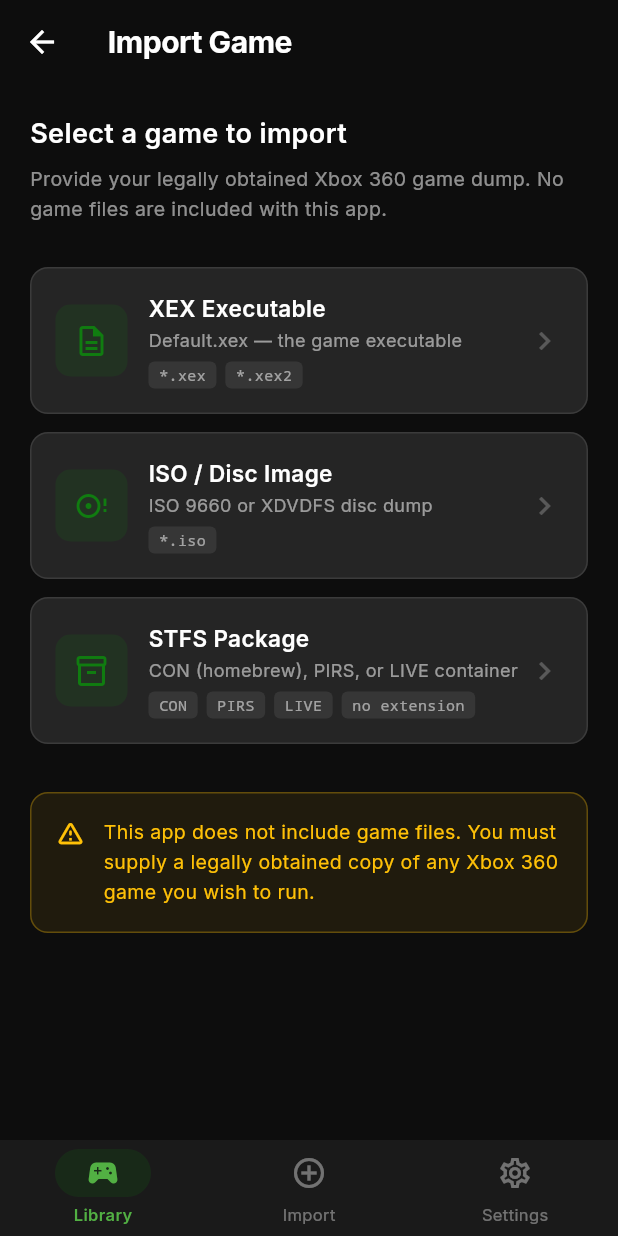
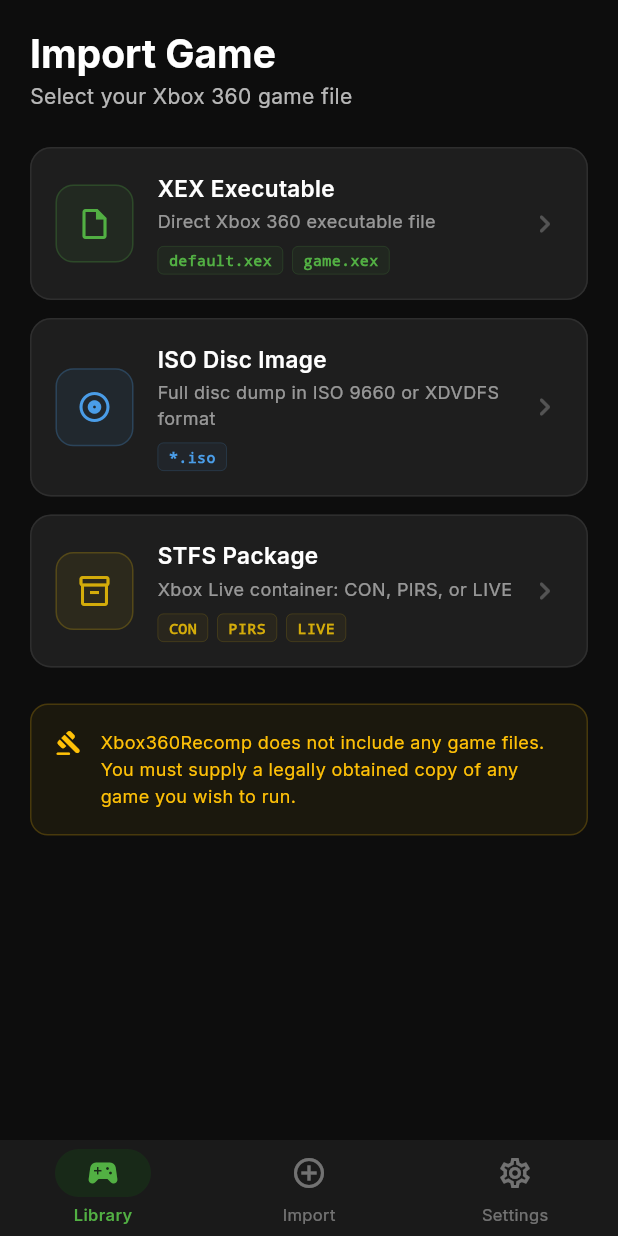
Before and after one commit to ViaXTrace/Xbox360RecompAndroid, a Flutter app: the ImportScreen screen opened by its route, after a tap on "XEX Executable", on a phone screen of 412 x 824 dp. Run offline on Flutter 3.47's test engine with Material 3 defaults, Android fonts, the light colour scheme and no system bars; our stand-ins replace device_info_plus, file_picker, flutter_riverpod, freezed_annotation, go_router, google_fonts and 3 more; missing offline and left inert: dart:ffi; accounts and stored records are empty; generated files the repository leaves out were written again.

Commit message:
redesign: import_screen - complete UI/UX overhaul

```diff
--- a/lib/features/import/screens/import_screen.dart
+++ b/lib/features/import/screens/import_screen.dart
@@ -1,10 +1,10 @@
-import 'dart:io';
 import 'package:flutter/material.dart';
 import 'package:flutter_riverpod/flutter_riverpod.dart';
 import 'package:file_picker/file_picker.dart';
 import 'package:go_router/go_router.dart';
 
 import '../../../core/models/game_entry.dart';
+import '../../../core/theme/app_theme.dart';
 import '../../library/providers/library_provider.dart';
 import '../providers/import_provider.dart';
 
@@ -16,114 +16,160 @@
 }
 
 class _ImportScreenState extends ConsumerState<ImportScreen> {
+  bool _importing = false;
+
   @override
   Widget build(BuildContext context) {
     final importState = ref.watch(importProvider);
 
     return Scaffold(
-      appBar: AppBar(
-        title: const Text('Import Game'),
-        leading: IconButton(
-          icon: const Icon(Icons.arrow_back),
-          onPressed: () => context.pop(),
+      backgroundColor: AppTheme.bgBase,
+      body: SafeArea(
+        child: CustomScrollView(
+          slivers: [
+            SliverToBoxAdapter(
+              child: Padding(
+                padding: const EdgeInsets.fromLTRB(20, 20, 20, 0),
+                child: Column(
+                  crossAxisAlignment: CrossAxisAlignment.start,
+                  children: [
+                    Text('Import Game', style: Theme.of(context).textTheme.displayMedium),
+                    const SizedBox(height: 4),
+                    Text(
+                      'Select your Xbox 360 game file',
+                      style: Theme.of(context).textTheme.bodyMedium,
+                    ),
+                    const SizedBox(height: 24),
+                    if (!_importing) _buildFormatCards() else _buildProgress(importState),
+                    const SizedBox(height: 24),
+                    _buildLegalNote(),
+                    const SizedBox(height: 100),
+                  ],
                 ),
               ),
-      body: importState.isImporting
-          ? _buildProgress(importState)
-          : _buildOptions(context),
+            ),
+          ],
+        ),
+      ),
     );
   }
 
-  Widget _buildOptions(BuildContext context) {
-    return ListView(
-      padding: const EdgeInsets.all(20),
+  Widget _buildFormatCards() {
+    return Column(
       children: [
-        const Text(
-          'Select a game to import',
-          style: TextStyle(fontSize: 18, fontWeight: FontWeight.w600, color: Colors.white),
-        ),
-        const SizedBox(height: 8),
-        const Text(
-          'Provide your legally obtained Xbox 360 game dump. No game files are included with this app.',
-          style: TextStyle(fontSize: 13, color: Colors.white54, height: 1.5),
-        ),
-        const SizedBox(height: 28),
         _FormatCard(
-          icon: Icons.description_outlined,
+          icon: Icons.insert_drive_file_outlined,
+          color: AppTheme.xboxGreenLight,
           title: 'XEX Executable',
-          subtitle: 'Default.xex — the game executable',
-          formats: const ['*.xex', '*.xex2'],
-          onImport: () => _pickFile(['xex', 'xex2'], GameFormat.xex),
+          subtitle: 'Direct Xbox 360 executable file',
+          badges: const ['default.xex', 'game.xex'],
+          onImport: () => _pickFile(['xex'], GameFormat.xex),
         ),
         const SizedBox(height: 12),
         _FormatCard(
-          icon: Icons.disc_full_outlined,
-          title: 'ISO / Disc Image',
-          subtitle: 'ISO 9660 or XDVDFS disc dump',
-          formats: const ['*.iso'],
+          icon: Icons.album_outlined,
+          color: const Color(0xFF4A9DE8),
+          title: 'ISO Disc Image',
+          subtitle: 'Full disc dump in ISO 9660 or XDVDFS format',
+          badges: const ['*.iso'],
           onImport: () => _pickFile(['iso'], GameFormat.iso),
         ),
         const SizedBox(height: 12),
         _FormatCard(
           icon: Icons.inventory_2_outlined,
+          color: const Color(0xFFD4AC0A),
           title: 'STFS Package',
-          subtitle: 'CON (homebrew), PIRS, or LIVE container',
-          formats: const ['CON', 'PIRS', 'LIVE', 'no extension'],
+          subtitle: 'Xbox Live container: CON, PIRS, or LIVE',
+          badges: const ['CON', 'PIRS', 'LIVE'],
           onImport: () => _pickFile(null, GameFormat.stfs),
-        ),
-        const SizedBox(height: 32),
-        Container(
-          padding: const EdgeInsets.all(16),
-          decoration: BoxDecoration(
-            color: Colors.amber.withOpacity(0.08),
-            borderRadius: BorderRadius.circular(12),
-            border: Border.all(color: Colors.amber.withOpacity(0.3)),
-          ),
-          child: const Row(
-            crossAxisAlignment: CrossAxisAlignment.start,
-            children: [
-              Icon(Icons.warning_amber_rounded, color: Colors.amber, size: 20),
-              SizedBox(width: 12),
-              Expanded(
-                child: Text(
-                  'This app does not include game files. You must supply a legally obtained copy of any Xbox 360 game you wish to run.',
-                  style: TextStyle(fontSize: 13, color: Colors.amber, height: 1.5),
-                ),
-              ),
-            ],
-          ),
         ),
       ],
     );
   }
 
   Widget _buildProgress(ImportState importState) {
-    return Padding(
-      padding: const EdgeInsets.all(32),
+    return Container(
+      padding: const EdgeInsets.all(28),
+      decoration: BoxDecoration(
+        color: AppTheme.surface,
+        borderRadius: BorderRadius.circular(16),
+        border: Border.all(color: AppTheme.border),
+      ),
       child: Column(
-        mainAxisAlignment: MainAxisAlignment.center,
         children: [
-          const Icon(Icons.downloading, size: 64, color: Color(0xFF107C10)),
-          const SizedBox(height: 24),
+          Container(
+            width: 72, height: 72,
+            decoration: BoxDecoration(
+              shape: BoxShape.circle,
+              color: AppTheme.xboxGreen.withAlpha(20),
+              border: Border.all(color: AppTheme.xboxGreen.withAlpha(60), width: 2),
+            ),
+            child: const Padding(
+              padding: EdgeInsets.all(16),
+              child: CircularProgressIndicator(
+                color: AppTheme.xboxGreen,
+                strokeWidth: 2.5,
+              ),
+            ),
+          ),
+          const SizedBox(height: 20),
           Text(
             importState.currentStep,
             style: const TextStyle(fontSize: 16, fontWeight: FontWeight.w600, color: Colors.white),
+            textAlign: TextAlign.center,
           ),
           const SizedBox(height: 16),
-          LinearProgressIndicator(value: importState.progress),
-          const SizedBox(height: 12),
+          ClipRRect(
+            borderRadius: BorderRadius.circular(6),
+            child: LinearProgressIndicator(
+              value: importState.progress,
+              minHeight: 6,
+            ),
+          ),
+          const SizedBox(height: 10),
           Text(
             '${(importState.progress * 100).toStringAsFixed(0)}%',
-            style: const TextStyle(fontSize: 13, color: Colors.white54),
+            style: const TextStyle(fontSize: 13, color: Colors.white38, fontWeight: FontWeight.w600),
           ),
           if (importState.details.isNotEmpty) ...[
-            const SizedBox(height: 16),
-            Text(
+            const SizedBox(height: 12),
+            Container(
+              padding: const EdgeInsets.all(12),
+              decoration: BoxDecoration(
+                color: AppTheme.surfaceVariant,
+                borderRadius: BorderRadius.circular(8),
+              ),
+              child: Text(
                 importState.details,
-              style: const TextStyle(fontSize: 12, color: Colors.white38),
+                style: const TextStyle(fontSize: 11, color: Colors.white38, fontFamily: 'monospace'),
                 textAlign: TextAlign.center,
               ),
+            ),
           ],
+        ],
+      ),
+    );
+  }
+
+  Widget _buildLegalNote() {
+    return Container(
+      padding: const EdgeInsets.all(16),
+      decoration: BoxDecoration(
+        color: Colors.amber.withAlpha(15),
+        borderRadius: BorderRadius.circular(12),
+        border: Border.all(color: Colors.amber.withAlpha(50)),
+      ),
+      child: const Row(
+        crossAxisAlignment: CrossAxisAlignment.start,
+        children: [
+          Icon(Icons.gavel_rounded, color: Colors.amber, size: 18),
+          SizedBox(width: 12),
+          Expanded(
+            child: Text(
+              'Xbox360Recomp does not include any game files. You must supply a legally obtained copy of any game you wish to run.',
+              style: TextStyle(fontSize: 12, color: Colors.amber, height: 1.5),
+            ),
+          ),
         ],
       ),
     );
@@ -133,19 +179,42 @@
     final result = await FilePicker.platform.pickFiles(
       type: extensions != null ? FileType.custom : FileType.any,
       allowedExtensions: extensions,
+      dialogTitle: 'Select Xbox 360 game file',
     );
     if (result == null || result.files.isEmpty) return;
     final path = result.files.first.path;
     if (path == null) return;
 
+    setState(() => _importing = true);
+    try {
       final game = await ref.read(importProvider.notifier).importGame(path, format);
       if (game != null && mounted) {
         await ref.read(libraryProvider.notifier).addGame(game);
         if (mounted) {
+          setState(() => _importing = false);
           ScaffoldMessenger.of(context).showSnackBar(
-          SnackBar(content: Text('${game.title} imported successfully')),
+            SnackBar(
+              content: Text('${game.title} imported successfully'),
+              action: SnackBarAction(
+                label: 'Play',
+                onPressed: () => context.push('/emulation/${game.titleId}'),
+              ),
+            ),
           );
-        context.pop();
+          context.go('/');
+        }
+      } else if (mounted) {
+        setState(() => _importing = false);
+        ScaffoldMessenger.of(context).showSnackBar(
+          const SnackBar(content: Text('Import failed. Check that the file is a valid Xbox 360 game.')),
+        );
+      }
+    } catch (e) {
+      if (mounted) {
+        setState(() => _importing = false);
+        ScaffoldMessenger.of(context).showSnackBar(
+          SnackBar(content: Text('Import error: $e')),
+        );
       }
     }
   }
@@ -153,62 +222,70 @@
 
 class _FormatCard extends StatelessWidget {
   final IconData icon;
-  final String title;
-  final String subtitle;
-  final List<String> formats;
+  final Color color;
+  final String title, subtitle;
+  final List<String> badges;
   final VoidCallback onImport;
 
   const _FormatCard({
-    required this.icon, required this.title, required this.subtitle,
-    required this.formats, required this.onImport,
+    required this.icon, required this.color,
+    required this.title, required this.subtitle,
+    required this.badges, required this.onImport,
   });
 
   @override
   Widget build(BuildContext context) {
-    return GestureDetector(
+    return Material(
+      color: AppTheme.card,
+      borderRadius: BorderRadius.circular(14),
+      child: InkWell(
         onTap: onImport,
+        borderRadius: BorderRadius.circular(14),
         child: Container(
           padding: const EdgeInsets.all(16),
           decoration: BoxDecoration(
-          color: const Color(0xFF252525),
-          borderRadius: BorderRadius.circular(12),
-          border: Border.all(color: Colors.white10),
+            borderRadius: BorderRadius.circular(14),
+            border: Border.all(color: AppTheme.border),
           ),
           child: Row(
             children: [
               Container(
-              width: 48, height: 48,
+                width: 52, height: 52,
                 decoration: BoxDecoration(
-                color: const Color(0xFF107C10).withOpacity(0.15),
-                borderRadius: BorderRadius.circular(10),
+                  color: color.withAlpha(20),
+                  borderRadius: BorderRadius.circular(12),
+                  border: Border.all(color: color.withAlpha(60)),
                 ),
-              child: Icon(icon, color: const Color(0xFF107C10), size: 24),
+                child: Icon(icon, color: color, size: 24),
               ),
-            const SizedBox(width: 14),
+              const SizedBox(width: 16),
               Expanded(
                 child: Column(
                   crossAxisAlignment: CrossAxisAlignment.start,
                   children: [
                     Text(title, style: const TextStyle(fontSize: 15, fontWeight: FontWeight.w600, color: Colors.white)),
-                  const SizedBox(height: 2),
+                    const SizedBox(height: 3),
                     Text(subtitle, style: const TextStyle(fontSize: 12, color: Colors.white54)),
-                  const SizedBox(height: 6),
+                    const SizedBox(height: 8),
                     Wrap(
                       spacing: 6,
-                    children: formats.map((f) => Container(
+                      children: badges.map((b) => Container(
                         padding: const EdgeInsets.symmetric(horizontal: 7, vertical: 2),
                         decoration: BoxDecoration(
-                        color: const Color(0x14FFFFFF),
+                          color: color.withAlpha(15),
                           borderRadius: BorderRadius.circular(4),
+                          border: Border.all(color: color.withAlpha(50), width: 0.5),
                         ),
-                      child: Text(f, style: const TextStyle(fontSize: 10, color: Colors.white54, fontFamily: 'monospace')),
+                        child: Text(b, style: TextStyle(fontSize: 10, fontWeight: FontWeight.w700, color: color, fontFamily: 'monospace')),
                       )).toList(),
                     ),
                   ],
                 ),
               ),
-            const Icon(Icons.chevron_right, color: Colors.white24),
+              const SizedBox(width: 8),
+              const Icon(Icons.chevron_right_rounded, color: Colors.white24),
             ],
+          ),
         ),
       ),
     );
```
Lines whose indentation alone changed are shown as unchanged.
